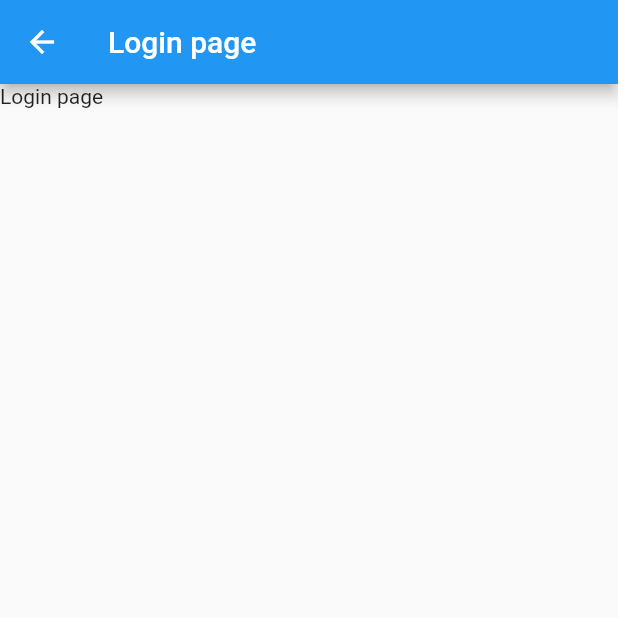
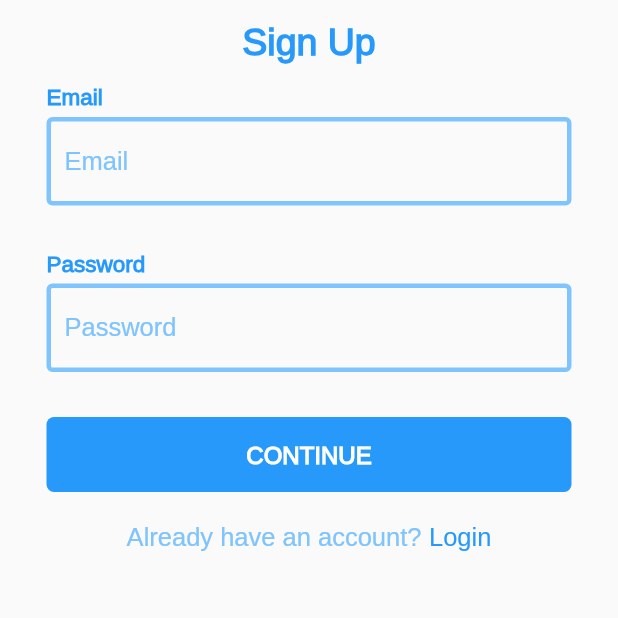
Before and after one commit to redanjir/khaliq_bus, a Flutter app: the screen it shows after launch, after a tap on "LETS START", on a phone screen of 412 x 824 dp, the top half of it. Run offline on Flutter 3.47's test engine with Material 2 defaults, Android fonts, the phone set to English and light mode, and no system bars; our stand-ins replace firebase_auth, firebase_core, fluttertoast, get; accounts and stored records are empty; network calls fail.

Commit message:
Added the login page, will add the validation soon :D

```diff
--- a/lib/components/BlueButton.dart
+++ b/lib/components/BlueButton.dart
@@ -8,9 +8,8 @@ class BlueButton extends StatelessWidget {
   @override
   Widget build(BuildContext context) {
     return Container(
-      margin: const EdgeInsets.fromLTRB(0, 0, 0, 20),
       height: 50,
-      width: 300,
+      width: 350,
       decoration: const BoxDecoration(
         borderRadius: BorderRadius.all(Radius.circular(5)),
         color: darkblue
--- /dev/null
+++ b/lib/components/BlueTextField.dart
@@ -0,0 +1,41 @@
+import 'package:flutter/material.dart';
+import 'package:khaliq_bus/style.dart';
+
+class BlueTextField extends StatelessWidget {
+  final String name;
+  final TextEditingController controller;
+  final bool obscuretext;
+
+  const BlueTextField({super.key, required this.controller, required this.name, required this.obscuretext});
+
+  @override
+  Widget build(BuildContext context) {
+    return Center(
+      child: SizedBox(
+        width: 350,
+        child: Column(
+          crossAxisAlignment: CrossAxisAlignment.start,
+          children: [
+            Text(name, style: labelTextStyle,),
+            const SizedBox(height: 5,),
+            TextField(
+              controller: controller,
+              obscureText: obscuretext,
+              decoration:  InputDecoration(
+                floatingLabelBehavior: FloatingLabelBehavior.never,
+                labelText: name,
+                labelStyle: BodyTextStyle,
+                focusedBorder: const OutlineInputBorder(
+                  borderSide: BorderSide(width: 3, color: blue)
+                ),
+                enabledBorder: const OutlineInputBorder(
+                  borderSide: BorderSide(width: 3, color: blue)
+                )
+              ),
+            ),
+          ],
+        ),
+      ),
+    );
+  }
+}
--- a/lib/main.dart
+++ b/lib/main.dart
@@ -8,7 +8,6 @@ import 'screens/ProfilePage.dart';
 import 'screens/SearchPage.dart';
 import 'screens/HomePage.dart';
 import 'screens/LoginPage.dart';
-import 'screens/RegisterPage.dart';
 import 'screens/WelcomePage.dart';
 
 Future<void> main() async{
@@ -34,8 +33,7 @@ class MyApp extends StatelessWidget {
       getPages: [
         GetPage(name: '/welcome', page: () => const WelcomePage()),
         GetPage(name: '/home', page: () => const HomePage()),
-        GetPage(name: '/login', page: () => const LoginPage(), transition: Transition.leftToRight),
-        GetPage(name: '/register', page: () => const RegisterPage()),
+        GetPage(name: '/login', page: () => const LoginPage(), transition: Transition.rightToLeft),
         GetPage(name: '/profile', page: () => const ProfilePage()),
         GetPage(name: '/favourites', page: () => const FavouritesPage()),
         GetPage(name: '/search', page: () => const SearchPage()),
--- a/lib/screens/LoginPage.dart
+++ b/lib/screens/LoginPage.dart
@@ -1,22 +1,103 @@
 import 'package:flutter/material.dart';
 import 'package:get/get.dart';
+import 'package:khaliq_bus/components/BlueButton.dart';
+import 'package:khaliq_bus/components/BlueTextField.dart';
+import 'package:khaliq_bus/screens/HomePage.dart';
+import 'package:khaliq_bus/services/firebaseauth_service.dart';
+import 'package:khaliq_bus/style.dart';
 
-class LoginPage extends StatelessWidget {
+class LoginPage extends StatefulWidget {
   const LoginPage({super.key});
+
+  @override
+  State<LoginPage> createState() => _LoginPageState();
+}
+
+class _LoginPageState extends State<LoginPage> {
+  final TextEditingController emailController = TextEditingController();
+  final TextEditingController passwordController = TextEditingController();
+
+  bool signUp = true;
 
   @override
   Widget build(BuildContext context) {
     return SafeArea(
       child: Scaffold(
         appBar: AppBar(
-          title: const Text('Login page'),
+          automaticallyImplyLeading: false,
+          title:  Center(
+            child: signUp ? const Text('Sign Up', style: AppBarTextStyle,) : const Text('Login', style: AppBarTextStyle,)
+          ),
+          elevation: 0,
+          backgroundColor: Colors.transparent,
         ),
-        body: InkResponse(
-          onTap: (){
-            Get.back();
-          },
-          child: const Text('Login page'),
-        ),
+        body: Column(
+          children: [
+            //Textfields
+            BlueTextField(controller: emailController, name: 'Email', obscuretext: false,),
+            const SizedBox(height: 30,),
+            BlueTextField(controller: passwordController, name: 'Password', obscuretext: true,),
+            const SizedBox(height: 30,),
+
+            //Continue button
+             Column(
+               children: [
+                 InkResponse(
+                  child: const BlueButton(text: 'CONTINUE'),
+                  onTap: () async {
+                    if(signUp){
+                      var newuser = await FirebaseAuthService().signUp(
+                        email: emailController.text.trim(),
+                        password: passwordController.text.trim()
+                      );
+
+                      debugPrint('Your newuser is null');
+
+                    if(newuser !=null){
+                      debugPrint('$newuser');
+                      debugPrint('SignUp successfull');
+                      Get.off(() => const HomePage());
+                    }
+                  }else{
+                      var reguser = await FirebaseAuthService().signIn(
+                        email: emailController.text.trim(),
+                        password: passwordController.text.trim()
+                      );
+
+                      debugPrint('Your reguser is null');
+                      if(reguser !=null){
+                        debugPrint('Sign In successfull');
+                        Get.off(() => const HomePage());
+                      }
+                    }
+                  },
+                ),
+                 const SizedBox(height: 20,),
+                 Row(
+                  mainAxisAlignment: MainAxisAlignment.center,
+                  children: [
+                    signUp
+                    ? const Text('Already have an account?', style: BodyTextStyle,)
+                    : const Text('Don\'t have an account?', style: BodyTextStyle,),
+
+                    const SizedBox(width: 5,),
+
+                    InkResponse(
+                      child: signUp
+                      ? const Text('Login', style: LinkTextStyle,)
+                      : const Text('Sign Up', style: LinkTextStyle,),
+                      onTap: (){
+                        setState(() {
+                          signUp = !signUp;
+                        });
+                      },
+                    ),
+                  ],
+                 )
+               ],
+             ),
+          ],
+        )
       ),
     );
   }
--- a/lib/screens/RegisterPage.dart
+++ /dev/null
@@ -1,17 +0,0 @@
-import 'package:flutter/material.dart';
-
-class RegisterPage extends StatelessWidget {
-  const RegisterPage({super.key});
-
-  @override
-  Widget build(BuildContext context) {
-    return SafeArea(
-      child: Scaffold(
-        appBar: AppBar(
-          title: const Text('Register'),
-        ),
-        body: Text('Register'),
-      ),
-    );
-  }
-}
--- a/lib/screens/WelcomePage.dart
+++ b/lib/screens/WelcomePage.dart
@@ -38,7 +38,10 @@ class WelcomePage extends StatelessWidget {
             Align(
               alignment: Alignment.bottomCenter,
               child: InkResponse(
-                child: const BlueButton(text: 'LETS START',),
+                child:  Container(
+                  margin: const EdgeInsets.fromLTRB(0, 0, 0, 20),
+                  child:  const BlueButton(text: 'LETS START',)
+                ),
                 onTap: () {
                   Get.toNamed('/login');
                 },
--- a/lib/style.dart
+++ b/lib/style.dart
@@ -1,7 +1,7 @@
 import 'package:flutter/material.dart';
 
 const LargeTextSize = 45.0;
-const MediumTextSize = 23.0;
+const MediumTextSize = 25.0;
 const SmallTextSize = 15.0;
 const BodyTextSize = 17.0;
 const ButtonTextSize = 16.0;
@@ -17,8 +17,8 @@ const String LogoApp = 'Gelasio';
 const AppBarTextStyle = TextStyle(
   fontFamily: BodyFont,
   fontWeight: FontWeight.w600,
-  fontSize: LargeTextSize,
-  color: Colors.white,
+  fontSize: MediumTextSize,
+  color: darkblue,
 );
 
 const AppLogoTextStyle = TextStyle(
@@ -32,6 +32,20 @@ const BodyTextStyle = TextStyle(
   fontFamily: BodyFont,
   fontWeight: FontWeight.w400,
   fontSize: BodyTextSize,
+  color: blue,
+);
+
+const LinkTextStyle = TextStyle(
+  fontFamily: BodyFont,
+  fontWeight: FontWeight.w400,
+  fontSize: BodyTextSize,
+  color: darkblue,
+);
+
+const labelTextStyle = TextStyle(
+  fontFamily: BodyFont,
+  fontWeight: FontWeight.bold,
+  fontSize: SmallTextSize,
   color: darkblue,
 );
 
```
